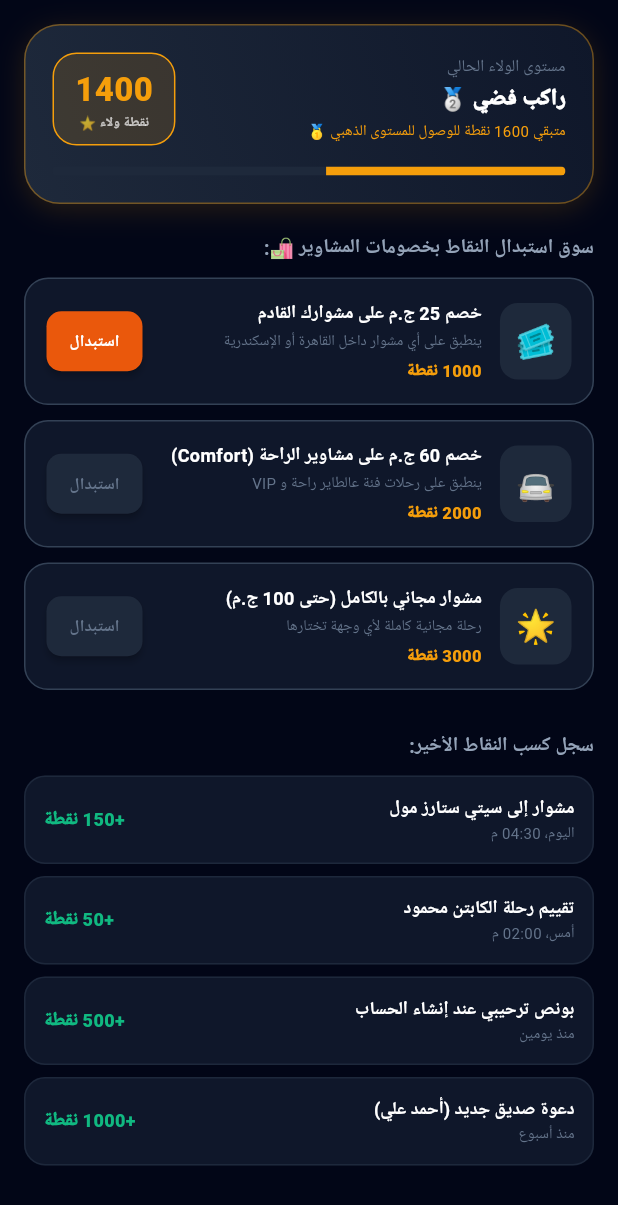
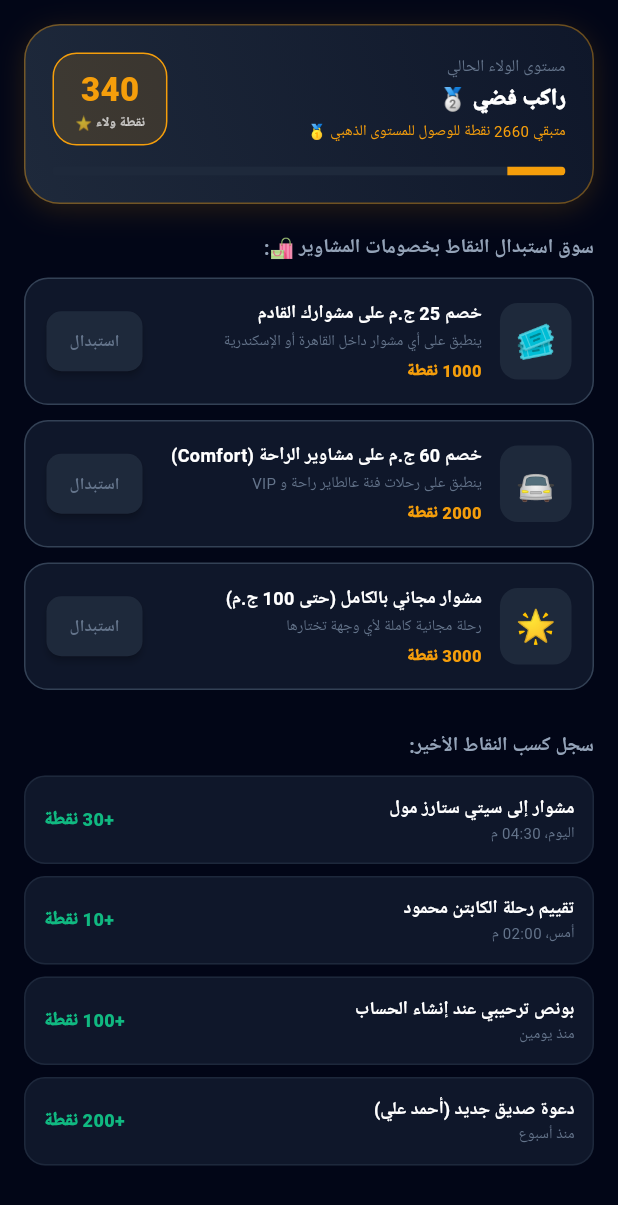
Before and after one commit to Hishamhanafy/altayer.app, a Flutter app: the screen it shows after launch, item 4 of the bottom bar chosen, after a tap on "سوق المكافآت ونقاط الولاء", on a phone screen of 412 x 824 dp. Shown: the top 1205 px of the screen. Run offline on Flutter 3.47's test engine with Material 3 defaults, Android fonts, the light colour scheme and no system bars; our stand-ins replace google_fonts; Roboto replaces fonts that are missing (Cairo).

Commit message:
feat(rewards): balance earned points (+30 ride, +10 rating, +100 welcome, +200 referral) toward 1000/2000/3000 redemption

```diff
--- a/mobile/apps/rider_app/lib/main.dart
+++ b/mobile/apps/rider_app/lib/main.dart
@@ -91,7 +91,7 @@ class _RiderMainHubScreenState extends State<RiderMainHubScreen> {
               children: [
                 Icon(Icons.star, color: AppColors.accentAmber, size: 14),
                 SizedBox(width: 4),
-                Text('1,400 نقطة ⭐', style: TextStyle(fontSize: 11, fontWeight: FontWeight.bold, color: AppColors.accentAmber)),
+                Text('340 نقطة ⭐', style: TextStyle(fontSize: 11, fontWeight: FontWeight.bold, color: AppColors.accentAmber)),
               ],
             ),
           ),
--- a/mobile/apps/rider_app/lib/screens/auth/rider_register_screen.dart
+++ b/mobile/apps/rider_app/lib/screens/auth/rider_register_screen.dart
@@ -37,7 +37,7 @@ class _RiderRegisterScreenState extends State<RiderRegisterScreen> {
 
     ScaffoldMessenger.of(context).showSnackBar(
       const SnackBar(
-        content: Text('🎉 مرحباً بك في عالطاير! تم إضافة 500 نقطة ولاء مجانية إلى رصيدك 🎁'),
+        content: Text('🎉 مرحباً بك في عالطاير! تم إضافة 100 نقطة ولاء مجانية إلى رصيدك 🎁'),
         duration: Duration(seconds: 4),
       ),
     );
@@ -81,7 +81,7 @@ class _RiderRegisterScreenState extends State<RiderRegisterScreen> {
                         children: [
                           Text('هدية انضمامك لعائلتنا!', style: TextStyle(fontSize: 14, fontWeight: FontWeight.w900, color: Colors.white)),
                           SizedBox(height: 2),
-                          Text('كوبون خصم 50% على مشاويرك الأولى + 500 نقطة ولاء تضاف لمحفظتك فوراً.', style: TextStyle(fontSize: 11, color: Colors.white70)),
+                          Text('كوبون خصم 50% على مشاويرك الأولى + 100 نقطة ولاء تضاف لمحفظتك فوراً.', style: TextStyle(fontSize: 11, color: Colors.white70)),
                         ],
                       ),
                     ),
--- a/mobile/apps/rider_app/lib/screens/profile/rider_profile_screen.dart
+++ b/mobile/apps/rider_app/lib/screens/profile/rider_profile_screen.dart
@@ -112,7 +112,7 @@ class RiderProfileScreen extends StatelessWidget {
                   children: [
                     _buildSummaryStat('رصيد المحفظة', '120.00 ج', AppColors.primary),
                     Container(height: 24, width: 1, color: AppColors.border),
-                    _buildSummaryStat('نقاط الولاء', '1,400 نقطة ⭐', AppColors.accentAmber),
+                    _buildSummaryStat('نقاط الولاء', '340 نقطة ⭐', AppColors.accentAmber),
                     Container(height: 24, width: 1, color: AppColors.border),
                     _buildSummaryStat('كوبونات فعالة', '2 كوبون', AppColors.accentGreen),
                   ],
@@ -140,7 +140,7 @@ class RiderProfileScreen extends StatelessWidget {
             icon: Icons.stars,
             color: AppColors.accentAmber,
             title: 'سوق المكافآت ونقاط الولاء',
-            subtitle: 'استبدال 1,400 نقطة بخصومات على الرحلات',
+            subtitle: 'استبدال النقاط بخصومات نقدية على الرحلات',
             onTap: () => Navigator.push(context, MaterialPageRoute(builder: (_) => const RiderRewardsShopScreen())),
           ),
 
--- a/mobile/apps/rider_app/lib/screens/rewards/rider_rewards_shop_screen.dart
+++ b/mobile/apps/rider_app/lib/screens/rewards/rider_rewards_shop_screen.dart
@@ -10,7 +10,7 @@ class RiderRewardsShopScreen extends StatefulWidget {
 }
 
 class _RiderRewardsShopScreenState extends State<RiderRewardsShopScreen> {
-  int _pointsBalance = 1400;
+  int _pointsBalance = 340;
 
   final List<RewardVoucherItem> _rewards = [
     RewardVoucherItem(
@@ -40,10 +40,10 @@ class _RiderRewardsShopScreenState extends State<RiderRewardsShopScreen> {
   ];
 
   final List<PointsHistoryItem> _history = const [
-    PointsHistoryItem(id: 'H-1', title: 'مشوار إلى سيتي ستارز مول', date: 'اليوم، 04:30 م', points: 150, isPositive: true),
-    PointsHistoryItem(id: 'H-2', title: 'تقييم رحلة الكابتن محمود', date: 'أمس، 02:00 م', points: 50, isPositive: true),
-    PointsHistoryItem(id: 'H-3', title: 'بونص ترحيبي عند إنشاء الحساب', date: 'منذ يومين', points: 500, isPositive: true),
-    PointsHistoryItem(id: 'H-4', title: 'دعوة صديق جديد (أحمد علي)', date: 'منذ أسبوع', points: 1000, isPositive: true),
+    PointsHistoryItem(id: 'H-1', title: 'مشوار إلى سيتي ستارز مول', date: 'اليوم، 04:30 م', points: 30, isPositive: true),
+    PointsHistoryItem(id: 'H-2', title: 'تقييم رحلة الكابتن محمود', date: 'أمس، 02:00 م', points: 10, isPositive: true),
+    PointsHistoryItem(id: 'H-3', title: 'بونص ترحيبي عند إنشاء الحساب', date: 'منذ يومين', points: 100, isPositive: true),
+    PointsHistoryItem(id: 'H-4', title: 'دعوة صديق جديد (أحمد علي)', date: 'منذ أسبوع', points: 200, isPositive: true),
   ];
 
   void _redeemReward(RewardVoucherItem reward) {
```
